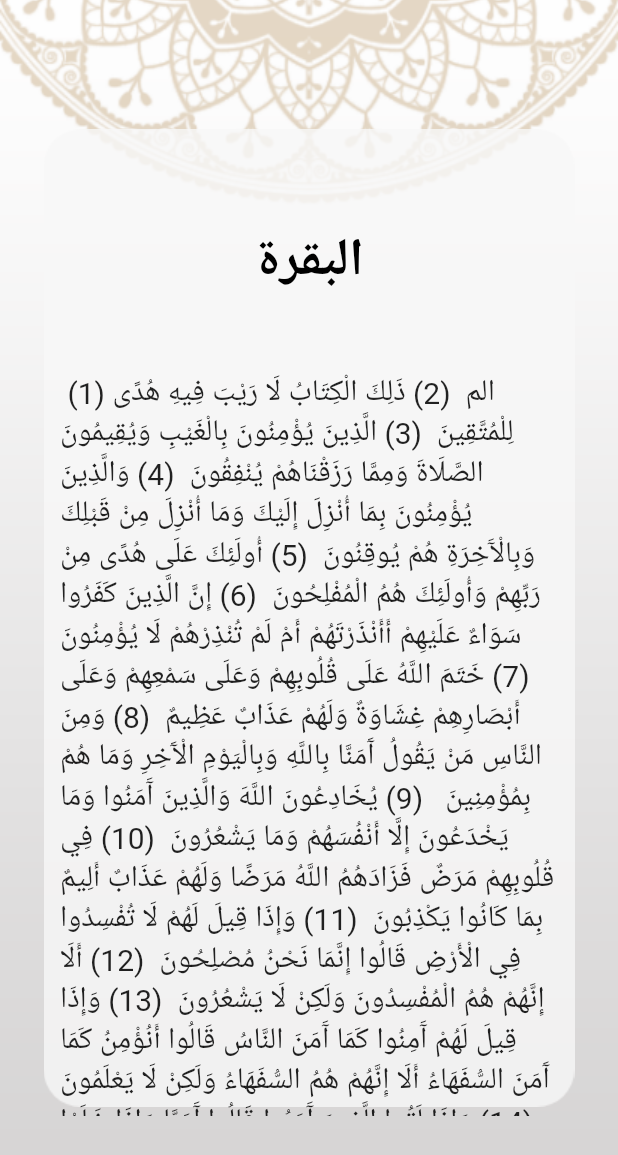
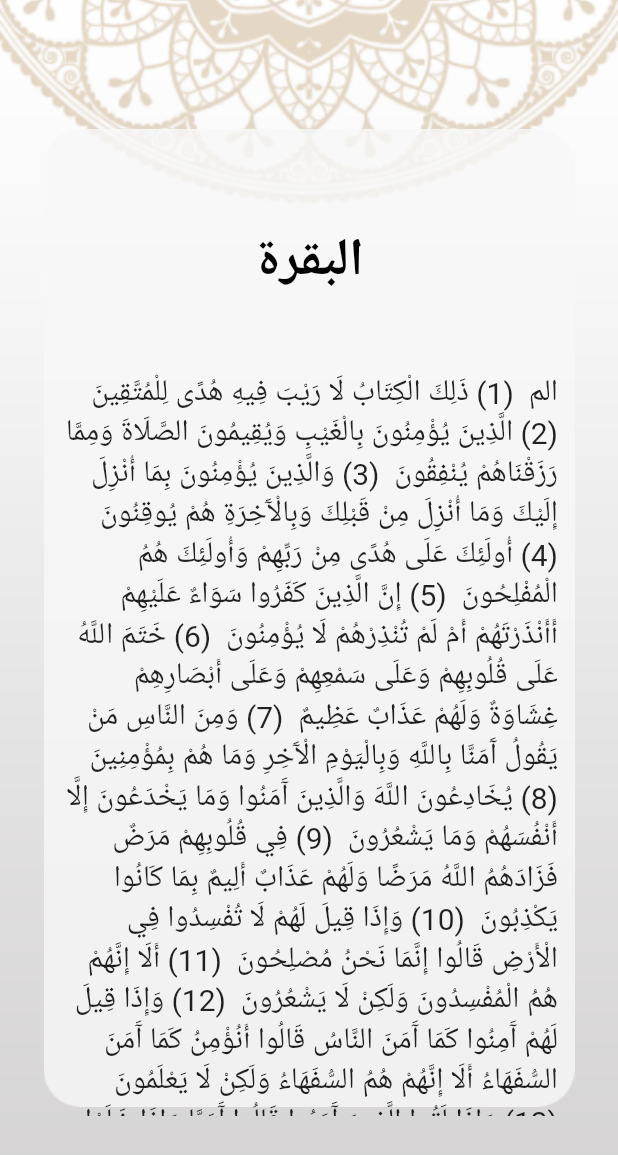
Before and after one commit to Eyadzz/Quran_Application, a Flutter app: the screen it shows after launch, on a phone screen of 412 x 824 dp. Shown: the top 1155 px of the screen. Run offline on Flutter 3.47's test engine with Material 2 defaults, Android fonts, the phone set to English and light mode, and no system bars.

Commit message:
Update Arabic Verison to make it RTL

```diff
--- a/lib/ReadQuran.dart
+++ b/lib/ReadQuran.dart
@@ -26,8 +26,8 @@ String ConcreteSurahDisplay(List<String>Surah){
   String surahText='';
   AyahNum=1;
   for(var line in Surah){
+    surahText+=line;
     surahText+=" ("+AyahNum.toString()+") ";
-    surahText+=line;
     AyahNum++;
   }
   return surahText;
@@ -74,7 +74,9 @@ class _ReadQuranState extends State<ReadQuran> {
                             builder: (BuildContext context,
                                 AsyncSnapshot<String>lines) {
                               if(lines.data!=null){
-                                return new Text(lines.data,style: TextStyle(fontSize: 20));
+                                return new Directionality(textDirection: TextDirection.rtl, child:
+                                  Text(lines.data,style: TextStyle(fontSize: 20))
+                                );
                               }
                               else{
                                 return new Text('Nothing to show');
```
